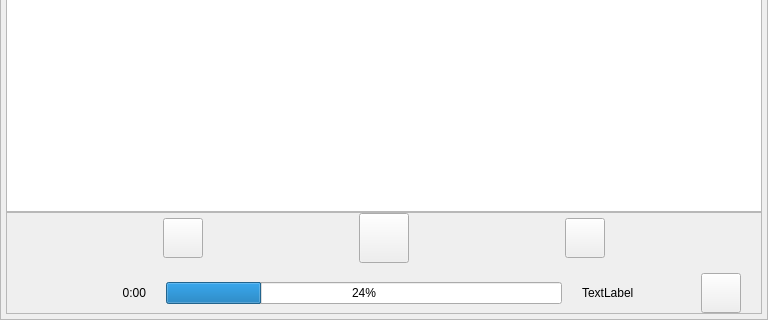
This is Component/musicPlayer/mymusicplayer.ui in honoka-lover/NokaChat as Qt 5 draws it before an edit; both pictures show x 0 to 768 and y 248 to 568 of the 768 by 568 pixel window. The edited form follows.
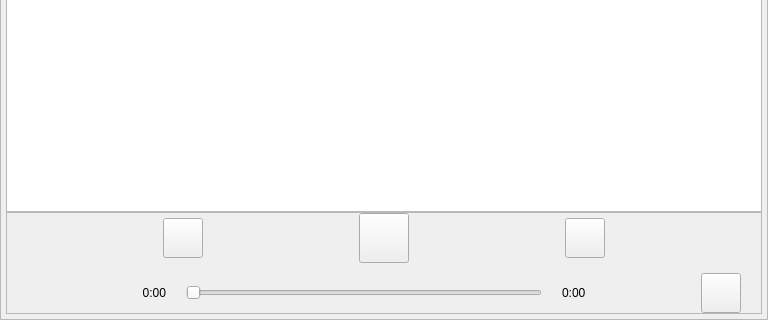
This is the edited form. Icons and pictures are not drawn.

```diff
--- a/Component/musicPlayer/mymusicplayer.ui
+++ b/Component/musicPlayer/mymusicplayer.ui
@@ -183,7 +183,7 @@
             </layout>
            </item>
            <item>
-            <layout class="QHBoxLayout" name="horizontalLayout" stretch="0,1,4,1,0">
+            <layout class="QHBoxLayout" name="horizontalLayout" stretch="0,1,3,1,0">
              <property name="spacing">
               <number>20</number>
              </property>
@@ -214,16 +214,16 @@
               </widget>
              </item>
              <item>
-              <widget class="QProgressBar" name="progressBar">
-               <property name="value">
-                <number>24</number>
+              <widget class="QSlider" name="horizontalSlider">
+               <property name="orientation">
+                <enum>Qt::Horizontal</enum>
                </property>
               </widget>
              </item>
              <item>
               <widget class="QLabel" name="secondTime">
                <property name="text">
-                <string>TextLabel</string>
+                <string>0:00</string>
                </property>
               </widget>
              </item>
```
